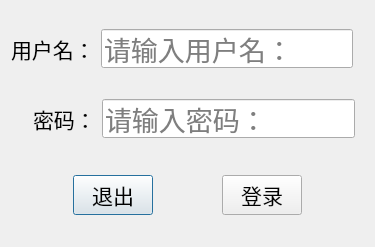
First picture: the form in logindialog.ui, repository xuanyingdeng/TQD600, before the edit.
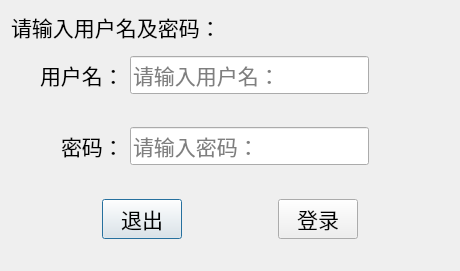
Second picture: the form after the edit.

Diff of the .ui file:
```diff
--- a/logindialog.ui
+++ b/logindialog.ui
@@ -6,8 +6,8 @@
    <rect>
     <x>0</x>
     <y>0</y>
-    <width>375</width>
-    <height>247</height>
+    <width>460</width>
+    <height>240</height>
    </rect>
   </property>
   <property name="sizePolicy">
@@ -23,10 +23,35 @@
    <string>这是用户登录对话框，在对话框中查找数据库中的账号以及密码是否存在。</string>
   </property>
   <layout class="QVBoxLayout" name="verticalLayout">
+   <item>
+    <widget class="QLabel" name="label_3">
+     <property name="font">
+      <font>
+       <family>宋体</family>
+       <pointsize>16</pointsize>
+       <weight>50</weight>
+       <italic>false</italic>
+       <bold>false</bold>
+      </font>
+     </property>
+     <property name="text">
+      <string>请输入用户名及密码：</string>
+     </property>
+    </widget>
+   </item>
    <item>
     <layout class="QHBoxLayout" name="horizontalLayout">
+     <property name="leftMargin">
+      <number>29</number>
+     </property>
+     <property name="topMargin">
+      <number>7</number>
+     </property>
      <property name="rightMargin">
-      <number>11</number>
+      <number>80</number>
+     </property>
+     <property name="bottomMargin">
+      <number>20</number>
      </property>
      <item>
       <widget class="QLabel" name="label">
@@ -44,7 +69,8 @@
       <widget class="QLineEdit" name="editUser">
        <property name="font">
         <font>
-         <pointsize>20</pointsize>
+         <family>宋体</family>
+         <pointsize>16</pointsize>
         </font>
        </property>
        <property name="styleSheet">
@@ -60,16 +86,16 @@
    <item>
     <layout class="QHBoxLayout" name="horizontalLayout_2">
      <property name="leftMargin">
-      <number>22</number>
+      <number>50</number>
      </property>
      <property name="topMargin">
       <number>7</number>
      </property>
      <property name="rightMargin">
-      <number>9</number>
+      <number>80</number>
      </property>
      <property name="bottomMargin">
-      <number>0</number>
+      <number>20</number>
      </property>
      <item>
       <widget class="QLabel" name="label_2">
@@ -87,7 +113,10 @@
       <widget class="QLineEdit" name="editPwd">
        <property name="font">
         <font>
-         <pointsize>20</pointsize>
+         <family>宋体</family>
+         <pointsize>16</pointsize>
+         <weight>50</weight>
+         <bold>false</bold>
         </font>
        </property>
        <property name="echoMode">
@@ -103,10 +132,10 @@
    <item>
     <layout class="QHBoxLayout" name="horizontalLayout_3">
      <property name="topMargin">
-      <number>13</number>
+      <number>8</number>
      </property>
      <property name="bottomMargin">
-      <number>0</number>
+      <number>21</number>
      </property>
      <item>
       <spacer name="horizontalSpacer_2">
```
